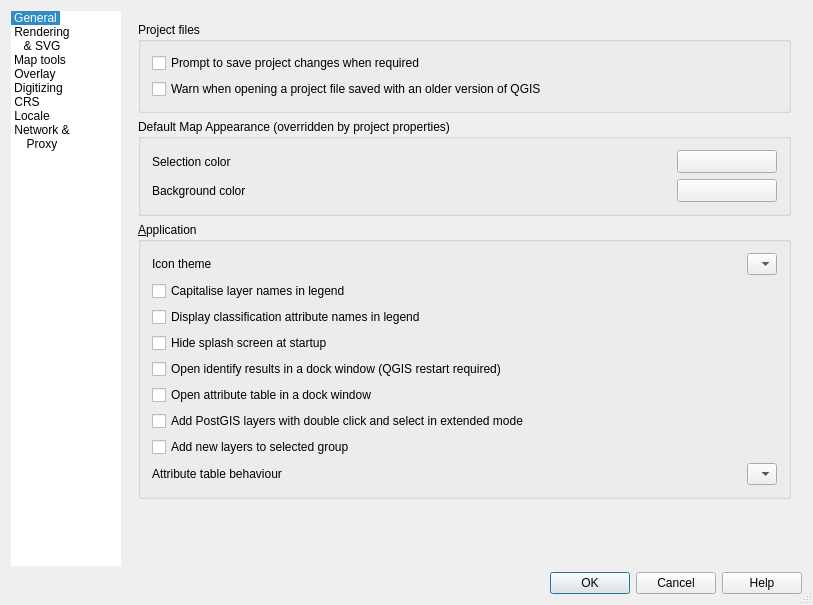
sourcepole/qgis, file qgis/src/ui/qgsoptionsbase.ui: the form before one commit.
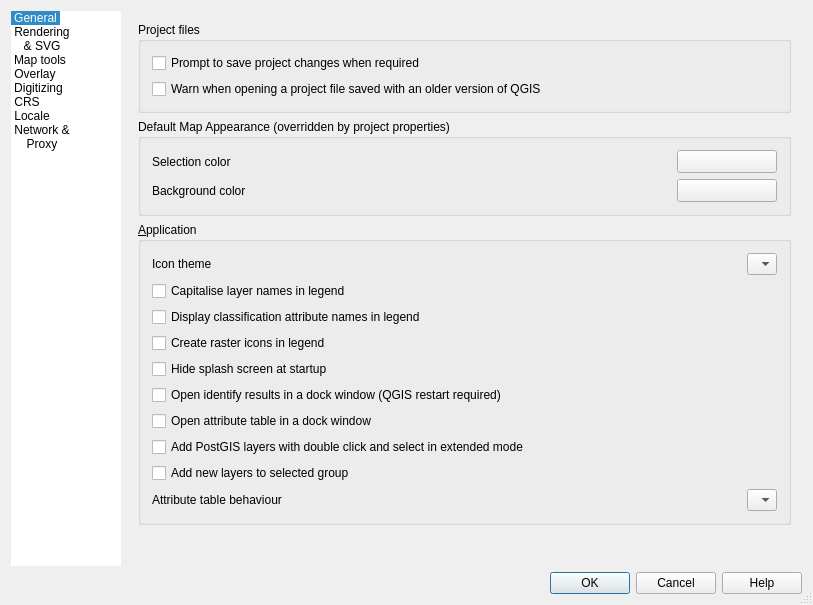
The form after the commit. Icons and pictures are not drawn. Custom widgets are drawn as their Qt base class.

Commit message: Option for raster icon in legend

Diff of the .ui file:
```diff
--- a/qgis/src/ui/qgsoptionsbase.ui
+++ b/qgis/src/ui/qgsoptionsbase.ui
@@ -379,6 +379,13 @@
             </property>
            </widget>
           </item>
+          <item>
+           <widget class="QCheckBox" name="cbxCreateRasterLegendIcons">
+            <property name="text">
+             <string>Create raster icons in legend</string>
+            </property>
+           </widget>
+          </item>
           <item>
            <widget class="QCheckBox" name="cbxHideSplash">
             <property name="text">
```
The commit also changes 2 other files.
